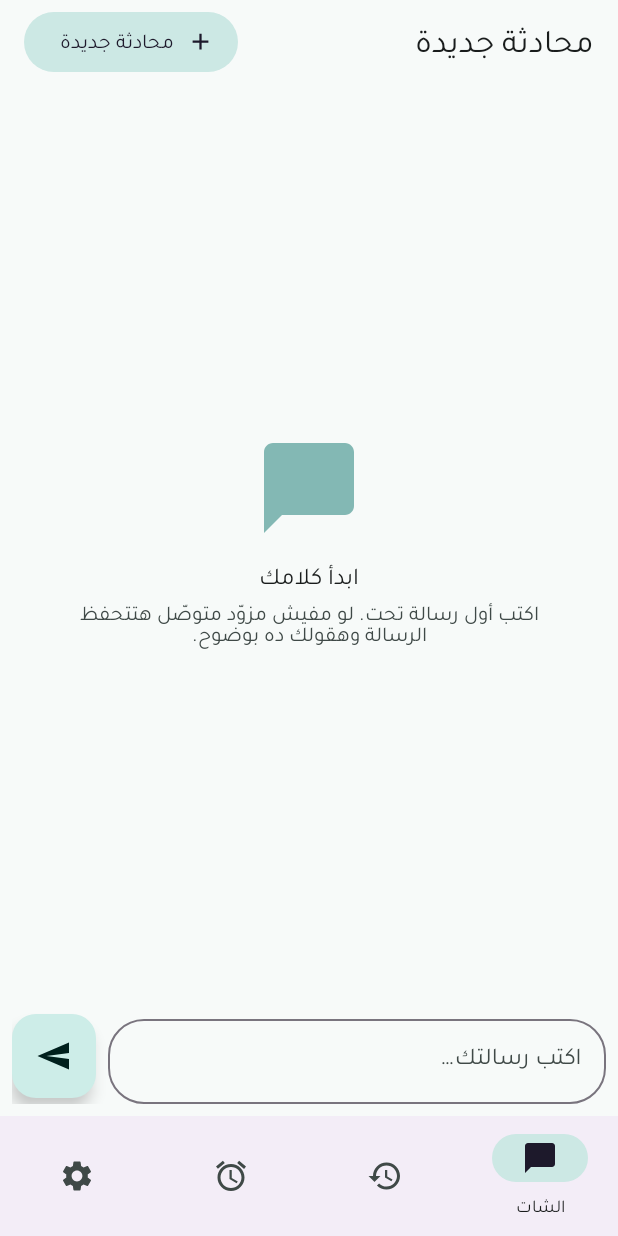
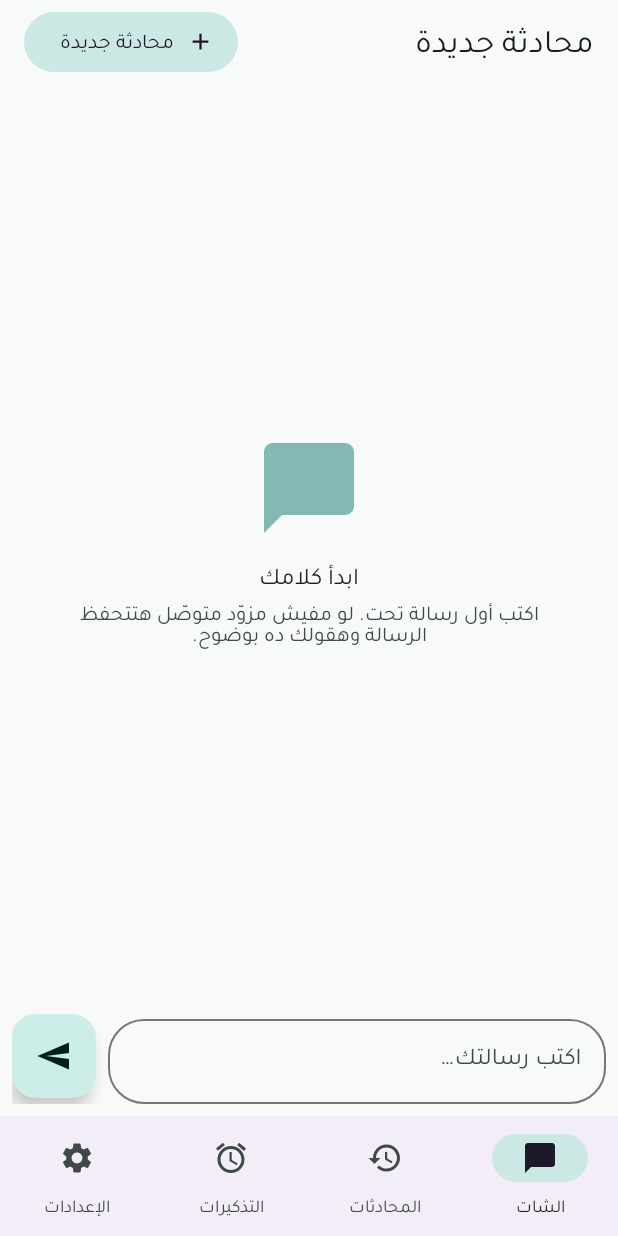
Before and after one commit to Mohamed2820/instinct-lite, an Android app: the screen it shows after launch (MainActivity), after a tap on "يلا نبدأ", on a phone screen of 412 x 824 dp. Run offline under Robolectric (Android 15) with nearby library versions, the phone set to English and light mode, and no system bars.

Commit message:
UI fixes: chips, rtl, rounded icon

```diff
--- a/app/src/main/java/dev/momolite/MainActivity.kt
+++ b/app/src/main/java/dev/momolite/MainActivity.kt
@@ -10,7 +10,6 @@ import android.os.Bundle
 import android.view.View
 import android.view.WindowManager
 import android.widget.Button
-import android.widget.RadioGroup
 import android.widget.TextView
 import android.widget.Toast
 import androidx.activity.OnBackPressedCallback
@@ -18,6 +17,7 @@ import androidx.appcompat.app.AppCompatActivity
 import androidx.recyclerview.widget.LinearLayoutManager
 import androidx.recyclerview.widget.RecyclerView
 import com.google.android.material.bottomnavigation.BottomNavigationView
+import com.google.android.material.chip.ChipGroup
 import com.google.android.material.dialog.MaterialAlertDialogBuilder
 import com.google.android.material.floatingactionbutton.FloatingActionButton
 import com.google.android.material.materialswitch.MaterialSwitch
@@ -291,7 +291,7 @@ class MainActivity : AppCompatActivity() {
     }
 
     // ---- settings ----
-    private fun selectedType(): ProviderType = when (findViewById<RadioGroup>(R.id.provider_type).checkedRadioButtonId) {
+    private fun selectedType(): ProviderType = when (findViewById<ChipGroup>(R.id.provider_type).checkedChipId) {
         R.id.type_cloudflare -> ProviderType.CLOUDFLARE
         R.id.type_custom -> ProviderType.CUSTOM
         else -> ProviderType.OPENAI_COMPATIBLE
@@ -307,7 +307,7 @@ class MainActivity : AppCompatActivity() {
     }
 
     private fun setupSettings() {
-        findViewById<RadioGroup>(R.id.provider_type).setOnCheckedChangeListener { _, _ ->
+        findViewById<ChipGroup>(R.id.provider_type).setOnCheckedStateChangeListener { _, _ ->
             applyTypeUi()
             val m = findViewById<TextInputEditText>(R.id.settings_model)
             if (m.text.isNullOrBlank()) m.setText(ProviderChoice.defaultModel(selectedType()))
@@ -368,7 +368,7 @@ class MainActivity : AppCompatActivity() {
     private fun refreshSettings() {
         val cfg = ApiSettings.config(this)
         val type = cfg?.type ?: ProviderType.OPENAI_COMPATIBLE
-        findViewById<RadioGroup>(R.id.provider_type).check(when (type) {
+        findViewById<ChipGroup>(R.id.provider_type).check(when (type) {
             ProviderType.CLOUDFLARE -> R.id.type_cloudflare
             ProviderType.CUSTOM -> R.id.type_custom
             else -> R.id.type_openai
--- a/app/src/main/java/dev/momolite/Ui.kt
+++ b/app/src/main/java/dev/momolite/Ui.kt
@@ -19,8 +19,9 @@ object Bubbles {
         }
         bubble.setBackgroundResource(bg)
         bubble.setTextColor(MaterialColors.getColor(bubble, fg))
-        // In RTL, START is the right edge: the user's own messages sit on the right.
-        (bubble.layoutParams as FrameLayout.LayoutParams).gravity = if (msg.role == "user") Gravity.START else Gravity.END
+        // Absolute sides (not START/END) so placement does not depend on layout-direction resolution:
+        // the user's own messages sit on the right, replies and notices on the left.
+        (bubble.layoutParams as FrameLayout.LayoutParams).gravity = if (msg.role == "user") Gravity.RIGHT else Gravity.LEFT
     }
 }
 
--- /dev/null
+++ b/app/src/main/res/drawable/welcome_icon_bg.xml
@@ -0,0 +1,4 @@
+<shape xmlns:android="http://schemas.android.com/apk/res/android" android:shape="rectangle">
+    <solid android:color="@color/icon_bg"/>
+    <corners android:radius="28dp"/>
+</shape>
--- a/app/src/main/res/layout/activity_main.xml
+++ b/app/src/main/res/layout/activity_main.xml
@@ -42,7 +42,7 @@
                 android:indeterminate="true" android:visibility="gone"/>
             <LinearLayout android:layout_width="match_parent" android:layout_height="wrap_content"
                 android:gravity="bottom" android:padding="8dp">
-                <com.google.android.material.textfield.TextInputLayout android:layout_width="0dp" android:layout_height="wrap_content"
+                <com.google.android.material.textfield.TextInputLayout android:layoutDirection="rtl" android:layout_width="0dp" android:layout_height="wrap_content"
                     android:layout_weight="1" style="@style/Widget.Material3.TextInputLayout.OutlinedBox"
                     app:boxCornerRadiusTopStart="24dp" app:boxCornerRadiusTopEnd="24dp"
                     app:boxCornerRadiusBottomStart="24dp" app:boxCornerRadiusBottomEnd="24dp"
@@ -89,7 +89,7 @@
                 android:layout_marginHorizontal="12dp" style="@style/Widget.Material3.CardView.Filled">
                 <LinearLayout android:layout_width="match_parent" android:layout_height="wrap_content"
                     android:orientation="vertical" android:padding="12dp">
-                    <com.google.android.material.textfield.TextInputLayout android:layout_width="match_parent" android:layout_height="wrap_content"
+                    <com.google.android.material.textfield.TextInputLayout android:layoutDirection="rtl" android:layout_width="match_parent" android:layout_height="wrap_content"
                         style="@style/Widget.Material3.TextInputLayout.OutlinedBox" android:hint="@string/reminder_text_hint">
                         <com.google.android.material.textfield.TextInputEditText android:id="@+id/reminder_text"
                             android:layout_width="match_parent" android:layout_height="wrap_content"
@@ -132,44 +132,44 @@
                     android:textColor="?attr/colorOnSurface"/>
                 <TextView android:layout_width="match_parent" android:layout_height="wrap_content" android:layout_marginTop="4dp"
                     android:text="@string/settings_api_explainer" android:textColor="?attr/colorOnSurfaceVariant"/>
-                <RadioGroup android:id="@+id/provider_type" android:layout_width="match_parent" android:layout_height="wrap_content"
-                    android:layout_marginTop="8dp">
-                    <com.google.android.material.radiobutton.MaterialRadioButton android:id="@+id/type_openai"
-                        android:layout_width="match_parent" android:layout_height="wrap_content" android:text="@string/provider_openai"/>
-                    <com.google.android.material.radiobutton.MaterialRadioButton android:id="@+id/type_cloudflare"
-                        android:layout_width="match_parent" android:layout_height="wrap_content" android:text="@string/provider_cloudflare"/>
-                    <com.google.android.material.radiobutton.MaterialRadioButton android:id="@+id/type_custom"
-                        android:layout_width="match_parent" android:layout_height="wrap_content" android:text="@string/provider_custom"/>
-                </RadioGroup>
-                <com.google.android.material.textfield.TextInputLayout android:id="@+id/layout_account" android:layout_width="match_parent"
+                <com.google.android.material.chip.ChipGroup android:id="@+id/provider_type" android:layout_width="match_parent"
+                    android:layout_height="wrap_content" android:layout_marginTop="8dp" app:singleSelection="true" app:selectionRequired="true">
+                    <com.google.android.material.chip.Chip android:id="@+id/type_openai" style="@style/Widget.Material3.Chip.Filter"
+                        android:layout_width="wrap_content" android:layout_height="wrap_content" android:checkable="true" android:text="@string/provider_openai"/>
+                    <com.google.android.material.chip.Chip android:id="@+id/type_cloudflare" style="@style/Widget.Material3.Chip.Filter"
+                        android:layout_width="wrap_content" android:layout_height="wrap_content" android:checkable="true" android:text="@string/provider_cloudflare"/>
+                    <com.google.android.material.chip.Chip android:id="@+id/type_custom" style="@style/Widget.Material3.Chip.Filter"
+                        android:layout_width="wrap_content" android:layout_height="wrap_content" android:checkable="true" android:text="@string/provider_custom"/>
+                </com.google.android.material.chip.ChipGroup>
+                <com.google.android.material.textfield.TextInputLayout android:layoutDirection="rtl" android:id="@+id/layout_account" android:layout_width="match_parent"
                     android:layout_height="wrap_content" android:layout_marginTop="8dp" android:visibility="gone"
                     style="@style/Widget.Material3.TextInputLayout.OutlinedBox" android:hint="@string/settings_account_hint">
                     <com.google.android.material.textfield.TextInputEditText android:id="@+id/settings_account"
                         android:layout_width="match_parent" android:layout_height="wrap_content" android:inputType="textNoSuggestions"
-                        android:layoutDirection="ltr" android:textDirection="ltr"/>
+                        android:textDirection="ltr" android:textAlignment="viewStart"/>
                 </com.google.android.material.textfield.TextInputLayout>
-                <com.google.android.material.textfield.TextInputLayout android:id="@+id/layout_address" android:layout_width="match_parent"
+                <com.google.android.material.textfield.TextInputLayout android:layoutDirection="rtl" android:id="@+id/layout_address" android:layout_width="match_parent"
                     android:layout_height="wrap_content" android:layout_marginTop="8dp"
                     style="@style/Widget.Material3.TextInputLayout.OutlinedBox" android:hint="@string/settings_base_hint">
                     <com.google.android.material.textfield.TextInputEditText android:id="@+id/settings_address"
                         android:layout_width="match_parent" android:layout_height="wrap_content" android:inputType="textUri"
-                        android:layoutDirection="ltr" android:textDirection="ltr"/>
+                        android:textDirection="ltr" android:textAlignment="viewStart"/>
                 </com.google.android.material.textfield.TextInputLayout>
-                <com.google.android.material.textfield.TextInputLayout android:id="@+id/layout_model" android:layout_width="match_parent"
+                <com.google.android.material.textfield.TextInputLayout android:layoutDirection="rtl" android:id="@+id/layout_model" android:layout_width="match_parent"
                     android:layout_height="wrap_content" android:layout_marginTop="8dp"
                     style="@style/Widget.Material3.TextInputLayout.OutlinedBox" android:hint="@string/settings_model_hint">
                     <com.google.android.material.textfield.TextInputEditText android:id="@+id/settings_model"
                         android:layout_width="match_parent" android:layout_height="wrap_content" android:inputType="textNoSuggestions"
-                        android:layoutDirection="ltr" android:textDirection="ltr"/>
+                        android:textDirection="ltr" android:textAlignment="viewStart"/>
                 </com.google.android.material.textfield.TextInputLayout>
-                <com.google.android.material.textfield.TextInputLayout android:id="@+id/layout_key" android:layout_width="match_parent"
+                <com.google.android.material.textfield.TextInputLayout android:layoutDirection="rtl" android:id="@+id/layout_key" android:layout_width="match_parent"
                     android:layout_height="wrap_content" android:layout_marginTop="8dp"
                     style="@style/Widget.Material3.TextInputLayout.OutlinedBox" android:hint="@string/settings_key_hint"
-                    app:endIconMode="password_toggle">
+                   >
                     <com.google.android.material.textfield.TextInputEditText android:id="@+id/settings_key"
                         android:layout_width="match_parent" android:layout_height="wrap_content"
                         android:inputType="textPassword" android:importantForAutofill="no"
-                        android:layoutDirection="ltr" android:textDirection="ltr"/>
+                        android:textDirection="ltr" android:textAlignment="viewStart"/>
                 </com.google.android.material.textfield.TextInputLayout>
                 <com.google.android.material.materialswitch.MaterialSwitch android:id="@+id/enable_provider"
                     android:layout_width="match_parent" android:layout_height="wrap_content" android:layout_marginTop="8dp"
@@ -220,7 +220,7 @@
         </ScrollView>
     </FrameLayout>
 
-    <com.google.android.material.bottomnavigation.BottomNavigationView android:id="@+id/bottom_nav"
+    <com.google.android.material.bottomnavigation.BottomNavigationView android:id="@+id/bottom_nav" app:labelVisibilityMode="labeled"
         android:layout_width="match_parent" android:layout_height="wrap_content" app:menu="@menu/bottom_nav"/>
 
 </LinearLayout>
--- a/app/src/main/res/layout/activity_welcome.xml
+++ b/app/src/main/res/layout/activity_welcome.xml
@@ -3,7 +3,8 @@
     android:layout_width="match_parent" android:layout_height="match_parent" android:orientation="vertical"
     android:gravity="center" android:padding="32dp" android:layoutDirection="rtl"
     android:background="?android:attr/colorBackground" android:fitsSystemWindows="true">
-    <ImageView android:layout_width="112dp" android:layout_height="112dp" android:src="@drawable/ic_launcher"
+    <ImageView android:layout_width="112dp" android:layout_height="112dp" android:src="@drawable/ic_launcher_fg"
+        android:background="@drawable/welcome_icon_bg" android:clipToOutline="true" android:scaleType="centerCrop"
         android:importantForAccessibility="no"/>
     <TextView android:layout_width="wrap_content" android:layout_height="wrap_content" android:layout_marginTop="24dp"
         android:text="@string/welcome_title" android:textAppearance="?attr/textAppearanceHeadlineSmall"
--- a/app/src/main/res/layout/item_message.xml
+++ b/app/src/main/res/layout/item_message.xml
@@ -1,6 +1,7 @@
 <?xml version="1.0" encoding="utf-8"?>
 <FrameLayout xmlns:android="http://schemas.android.com/apk/res/android"
-    android:layout_width="match_parent" android:layout_height="wrap_content" android:paddingVertical="4dp">
+    android:layout_width="match_parent" android:layout_height="wrap_content" android:paddingVertical="4dp"
+    android:layoutDirection="rtl">
     <TextView android:id="@+id/bubble" android:layout_width="wrap_content" android:layout_height="wrap_content"
         android:maxWidth="300dp" android:paddingHorizontal="14dp" android:paddingVertical="10dp"
         android:textIsSelectable="true" android:textSize="16sp" android:lineSpacingMultiplier="1.1"/>
```
